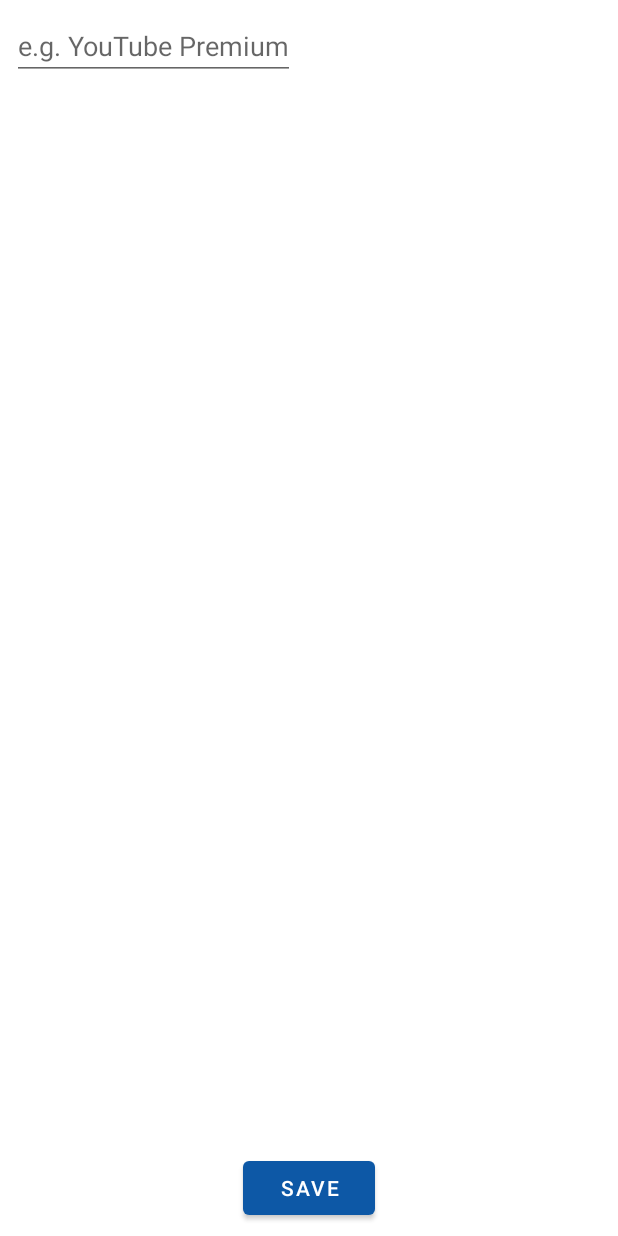
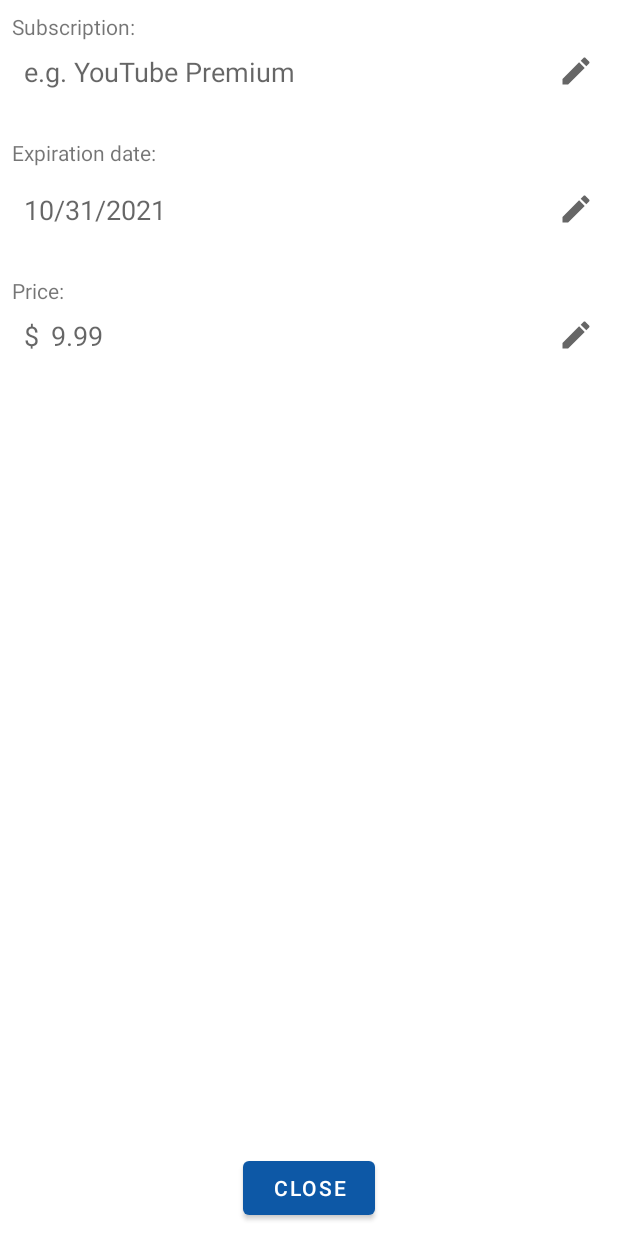
Before and after one commit to ShaatLa/Subscription-Manager, an Android app: the SubscriptionInfoViewModel screen opened through its navigation route, on a phone screen of 412 x 824 dp. Run offline under Robolectric (Android 15) with nearby library versions, the phone set to English and light mode, and no system bars; our stand-ins replace data binding; libraries missing offline, so code that uses them is left out: android.text; 2 statements that could not run were skipped.

Commit message:
Init DB. Added subscription entity and model. Added subscription info screen.

```diff
--- a/app/build.gradle
+++ b/app/build.gradle
@@ -130,4 +130,5 @@ dependencies {
     implementation 'jp.wasabeef:blurry:3.0.0'
     implementation 'me.everything:overscroll-decor-android:1.0.4'
     implementation "com.daimajia.swipelayout:library:1.2.0@aar"
+    implementation 'net.danlew:android.joda:2.10.6'
 }
--- a/app/src/main/kotlin/com/shaatla/subscriptionmanager/subscriptioninfo/ui/SubscriptionInfoBindings.kt
+++ b/app/src/main/kotlin/com/shaatla/subscriptionmanager/subscriptioninfo/ui/SubscriptionInfoBindings.kt
@@ -1,4 +1,6 @@
 package com.shaatla.subscriptionmanager.subscriptioninfo.ui
+
+import androidx.lifecycle.LiveData
 
 /**
  * SubscriptionInfoBindings
@@ -8,5 +10,11 @@ package com.shaatla.subscriptionmanager.subscriptioninfo.ui
  * Copyright (c) 2020 ShaatLa. All rights reserved.
  */
 interface SubscriptionInfoBindings {
-    fun onSaveButtonClick()
+    fun onCloseButtonClick()
+
+    val isNameEditModeEnabled: LiveData<Boolean>
+
+    val isPriceEditModeEnabled: LiveData<Boolean>
+
+    fun onExpirationDateEditClick()
 }
--- a/app/src/main/kotlin/com/shaatla/subscriptionmanager/subscriptioninfo/ui/SubscriptionInfoViewModel.kt
+++ b/app/src/main/kotlin/com/shaatla/subscriptionmanager/subscriptioninfo/ui/SubscriptionInfoViewModel.kt
@@ -1,8 +1,11 @@
 package com.shaatla.subscriptionmanager.subscriptioninfo.ui
 
-import com.shaatla.subscriptionmanager.infrastructure.structure.ui.BaseViewModel
+import android.os.Bundle
+import android.view.View
+import androidx.navigation.fragment.navArgs
 import com.shaatla.subscriptionmanager.R
 import com.shaatla.subscriptionmanager.databinding.FragmentSubscriptionInfoBinding
+import com.shaatla.subscriptionmanager.infrastructure.structure.ui.BaseViewModel
 
 /**
  * SubscriptionInfoViewModel
@@ -14,4 +17,24 @@ import com.shaatla.subscriptionmanager.databinding.FragmentSubscriptionInfoBindi
 class SubscriptionInfoViewModel : BaseViewModel<FragmentSubscriptionInfoBinding>() {
 
     override val layoutId: Int = R.layout.fragment_subscription_info
+
+    private val args: SubscriptionInfoViewModelArgs by navArgs()
+
+    override fun onViewCreated(view: View, savedInstanceState: Bundle?) {
+        super.onViewCreated(view, savedInstanceState)
+
+        setupSubscriptionInfo()
+    }
+
+    private fun setupSubscriptionInfo() {
+        when (args.subscriptionId) {
+            0L -> {
+                //TODO Show empty state
+            }
+
+            else -> {
+                //TODO observe info from DB
+            }
+        }
+    }
 }
--- /dev/null
+++ b/app/src/main/res/drawable/ic_edit_24.xml
@@ -0,0 +1,10 @@
+<vector xmlns:android="http://schemas.android.com/apk/res/android"
+    android:width="24dp"
+    android:height="24dp"
+    android:viewportWidth="24"
+    android:viewportHeight="24"
+    android:tint="?attr/colorControlNormal">
+  <path
+      android:fillColor="@android:color/white"
+      android:pathData="M3,17.25V21h3.75L17.81,9.94l-3.75,-3.75L3,17.25zM20.71,7.04c0.39,-0.39 0.39,-1.02 0,-1.41l-2.34,-2.34c-0.39,-0.39 -1.02,-0.39 -1.41,0l-1.83,1.83 3.75,3.75 1.83,-1.83z"/>
+</vector>
--- a/app/src/main/res/layout/fragment_subscription_info.xml
+++ b/app/src/main/res/layout/fragment_subscription_info.xml
@@ -4,6 +4,8 @@
     xmlns:tools="http://schemas.android.com/tools">
 
     <data>
+
+        <import type="android.text.InputType" />
 
         <variable
             name="bindings"
@@ -14,26 +16,102 @@
         android:layout_width="match_parent"
         android:layout_height="match_parent">
 
-        <EditText
-            android:id="@+id/subscription_name"
+        <TextView
+            android:id="@+id/subscription_name_header"
             android:layout_width="wrap_content"
             android:layout_height="wrap_content"
             android:layout_marginStart="@dimen/space_default"
             android:layout_marginTop="@dimen/space_default"
+            android:text="@string/subscription_title_header"
+            app:layout_constraintStart_toStartOf="parent"
+            app:layout_constraintTop_toTopOf="parent" />
+
+        <EditText
+            android:id="@+id/subscription_name"
+            android:layout_width="match_parent"
+            android:layout_height="wrap_content"
+            android:layout_marginHorizontal="@dimen/space_2x"
+            android:layout_marginTop="@dimen/space_default"
+            android:background="@null"
+            android:drawableEnd="@drawable/ic_edit_24"
             android:hint="@string/name_hint"
-            android:inputType="text"
+            android:inputType="@{bindings.isNameEditModeEnabled() ? InputType.TYPE_CLASS_TEXT : InputType.TYPE_NULL}"
+            app:layout_constraintTop_toBottomOf="@id/subscription_name_header"
+            tools:ignore="Autofill" />
+
+        <TextView
+            android:id="@+id/expiration_date_header"
+            android:layout_width="wrap_content"
+            android:layout_height="wrap_content"
+            android:layout_marginStart="@dimen/space_default"
+            android:layout_marginTop="@dimen/space_4x"
+            android:text="@string/expiration_date"
             app:layout_constraintStart_toStartOf="parent"
-            app:layout_constraintTop_toTopOf="parent"
+            app:layout_constraintTop_toBottomOf="@id/subscription_name" />
+
+        <TextView
+            android:id="@+id/expiration_date"
+            style="@style/Widget.AppCompat.EditText"
+            android:layout_width="match_parent"
+            android:layout_height="wrap_content"
+            android:layout_marginHorizontal="@dimen/space_2x"
+            android:layout_marginTop="@dimen/space_2x"
+            android:background="@null"
+            android:drawableEnd="@drawable/ic_edit_24"
+            android:hint="@string/date_hint"
+            android:onClick="@{() -> bindings.onExpirationDateEditClick()}"
+            app:layout_constraintStart_toStartOf="parent"
+            app:layout_constraintTop_toBottomOf="@id/expiration_date_header" />
+
+        <TextView
+            android:id="@+id/price_header"
+            android:layout_width="wrap_content"
+            android:layout_height="wrap_content"
+            android:layout_marginStart="@dimen/space_default"
+            android:layout_marginTop="@dimen/space_4x"
+            android:text="@string/price_header"
+            app:layout_constraintStart_toStartOf="parent"
+            app:layout_constraintTop_toBottomOf="@id/expiration_date" />
+
+        <TextView
+            android:id="@+id/price_currency"
+            android:layout_width="wrap_content"
+            android:layout_height="wrap_content"
+            android:layout_marginStart="@dimen/space_2x"
+            android:layout_marginTop="@dimen/space_default"
+            android:hint="@string/price_currency"
+            android:textSize="18sp"
+            app:layout_constraintStart_toStartOf="parent"
+            app:layout_constraintTop_toBottomOf="@id/price_header"
+            tools:ignore="Autofill" />
+
+
+        <EditText
+            android:id="@+id/price"
+            android:layout_width="0dp"
+            android:layout_height="wrap_content"
+            android:layout_marginStart="@dimen/space_default"
+            android:layout_marginTop="@dimen/space_default"
+            android:layout_marginEnd="@dimen/space_2x"
+            android:background="@null"
+            android:drawableEnd="@drawable/ic_edit_24"
+            android:hint="@string/price_hint"
+            android:inputType="@{bindings.isPriceEditModeEnabled() ? InputType.TYPE_NUMBER_FLAG_DECIMAL : InputType.TYPE_NULL}"
+            app:layout_constraintEnd_toEndOf="parent"
+            app:layout_constraintStart_toEndOf="@id/price_currency"
+            app:layout_constraintTop_toBottomOf="@id/price_header"
             tools:ignore="Autofill" />
 
         <Button
-            android:id="@+id/info_action_button"
+            android:id="@+id/info_close_button"
+            style="@style/Widget.MaterialComponents.Button"
             android:layout_width="wrap_content"
             android:layout_height="wrap_content"
             android:layout_marginBottom="@dimen/space_default"
-            android:text="@string/save"
+            android:text="@string/close"
             app:layout_constraintBottom_toBottomOf="parent"
             app:layout_constraintEnd_toEndOf="parent"
+            app:layout_constraintHorizontal_bias="0.5"
             app:layout_constraintStart_toStartOf="parent" />
 
     </androidx.constraintlayout.widget.ConstraintLayout>
--- a/app/src/main/res/navigation/navigation_graph.xml
+++ b/app/src/main/res/navigation/navigation_graph.xml
@@ -30,5 +30,10 @@
         android:name="com.shaatla.subscriptionmanager.subscriptioninfo.ui.SubscriptionInfoViewModel"
         tools:layout="@layout/fragment_subscription_info">
 
+        <argument
+            android:name="subscription_id"
+            android:defaultValue="0L"
+            app:argType="long"/>
+
     </fragment>
 </navigation>
--- a/app/src/main/res/values/colors.xml
+++ b/app/src/main/res/values/colors.xml
@@ -3,4 +3,5 @@
     <color name="colorPrimary">#0D58A6</color>
     <color name="colorPrimaryDark">#04376C</color>
     <color name="colorAccent">#4188D2</color>
+    <color name="transparent">#80000000</color>
 </resources>
--- a/app/src/main/res/values/strings.xml
+++ b/app/src/main/res/values/strings.xml
@@ -7,15 +7,22 @@
 
     <!--    Subscriptions-->
     <string name="subscriptions_list_is_empty">Your subscriptions list is empty.\nTap to create new.</string>
+    <string name="expiration_date">Expiration date:</string>
+    <string name="name_hint">e.g. YouTube Premium</string>
+    <string name="date_hint">10/31/2021</string>
+    <string name="price_hint">9.99</string>
+    <string name="price_currency">$</string>
+    <string name="subscription_title_header">Subscription:</string>
+    <string name="price_header">Price:</string>
 
-    <!--    Subscription Item-->
-    <string name="expiration_date">Expiration date:</string>
-
-    <!--    Subscription Info-->
-    <string name="name_hint">e.g. YouTube Premium</string>
+    <!--    Buttons-->
     <string name="save">Save</string>
+    <string name="close">Close</string>
+    <string name="edit">Edit</string>
+    <string name="back">Back</string>
 
     <!--    Utils-->
+    <string name="intro_text">Your subscriptions under control</string>
     <string name="subscription_image_description" translatable="false">Subscription Logo</string>
     <string name="subscription_name_default" translatable="false">Subscription name</string>
 
```
Also changed, not shown: app/src/main/kotlin/com/shaatla/subscriptionmanager/infrastructure/database/Database.kt (added, +22 -0 lines), app/src/main/kotlin/com/shaatla/subscriptionmanager/subscriptioninfo/domain/SubscriptionInfoInteractor.kt (added, +26 -0 lines), app/src/main/kotlin/com/shaatla/subscriptionmanager/subscriptioninfo/domain/boundary/SubscriptionInfoDomain.kt (added, +16 -0 lines), app/src/main/kotlin/com/shaatla/subscriptionmanager/subscriptioninfo/domain/boundary/SubscriptionInfoGateway.kt (added, +11 -0 lines), app/src/main/kotlin/com/shaatla/subscriptionmanager/subscriptioninfo/domain/model/Subscription.kt (added, +18 -0 lines), app/src/main/kotlin/com/shaatla/subscriptionmanager/subscriptioninfo/gateway/SubscriptionInfoBoundGateway.kt (added, +13 -0 lines), app/src/main/kotlin/com/shaatla/subscriptionmanager/subscriptioninfo/gateway/boundary/SubscriptionDao.kt (added, +61 -0 lines), app/src/main/kotlin/com/shaatla/subscriptionmanager/subscriptioninfo/gateway/dto/SubscriptionConverter.kt (added, +11 -0 lines), app/src/main/kotlin/com/shaatla/subscriptionmanager/subscriptioninfo/gateway/entity/SubscriptionEntity.kt (added, +40 -0 lines), app/src/main/kotlin/com/shaatla/subscriptionmanager/subscriptions/ui/SubscriptionsViewModel.kt (+4 -3 lines), app/src/main/res/layout/fragment_splash_screen.xml (+22 -6 lines), app/src/main/res/layout/fragment_subscriptions.xml (+5 -2 lines), 1 other file.
